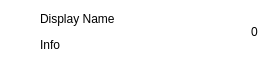
First picture: the form in resources/contact.ui, repository AGProjects/blink-qt, before the edit.
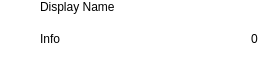
Second picture: the form after the edit. Icons and pictures are not drawn. Custom widgets are drawn as their Qt base class.

Commit message: Align badge counter

Patch:
```diff
--- a/resources/contact.ui
+++ b/resources/contact.ui
@@ -164,6 +164,9 @@
      </item>
      <item>
       <layout class="QHBoxLayout" name="horizontalLayout">
+       <property name="spacing">
+        <number>6</number>
+       </property>
        <item>
         <widget class="ElidedLabel" name="info_label">
          <property name="sizePolicy">
@@ -177,10 +180,6 @@
          </property>
         </widget>
        </item>
-      </layout>
-     </item>
-    </layout>
-   </item>
    <item alignment="Qt::AlignVCenter">
     <widget class="ElidedLabel" name="unread_label">
      <property name="text">
@@ -189,10 +188,11 @@
      <property name="alignment">
       <set>Qt::AlignCenter</set>
      </property>
-     <property name="margin">
-      <number>1</number>
-     </property>
-    </widget>
+        </widget>
+       </item>
+      </layout>
+     </item>
+    </layout>
    </item>
    <item>
     <widget class="ContactState" name="state_label">
```
Lines whose indentation alone changed are shown as unchanged. The commit also changes 1 other file.
